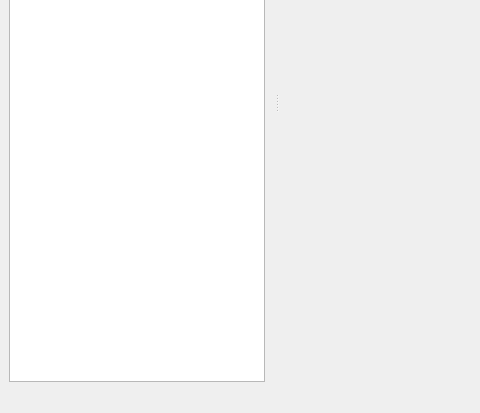
Qt form designer/mainwindow.ui (RuggedScience/AccelExplorer) before a commit; both pictures show x 0 to 480 and y 187 to 600 of the 800 by 600 pixel window.
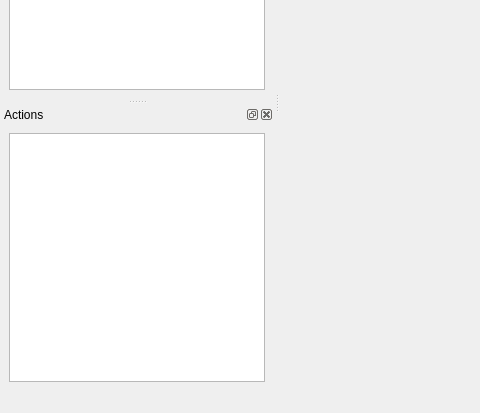
The same form after that commit. Icons and pictures are not drawn.

Commit message: Added ability to undo

```diff
--- a/designer/mainwindow.ui
+++ b/designer/mainwindow.ui
@@ -52,6 +52,21 @@
     </layout>
    </widget>
   </widget>
+  <widget class="QDockWidget" name="undoDockWidget">
+   <property name="windowTitle">
+    <string>Actions</string>
+   </property>
+   <attribute name="dockWidgetArea">
+    <number>1</number>
+   </attribute>
+   <widget class="QWidget" name="dockWidgetContents_2">
+    <layout class="QVBoxLayout" name="verticalLayout_3">
+     <item>
+      <widget class="QUndoView" name="undoView"/>
+     </item>
+    </layout>
+   </widget>
+  </widget>
   <action name="actionOpen">
    <property name="text">
     <string>Open</string>
```
The commit also changes 4 other files.
